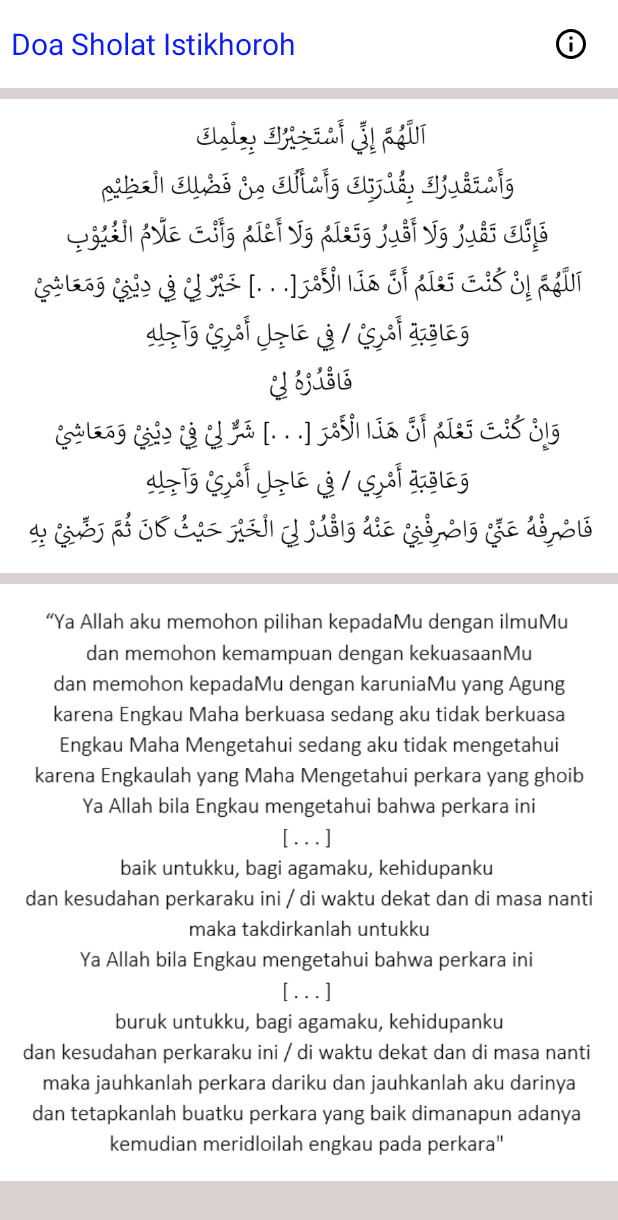
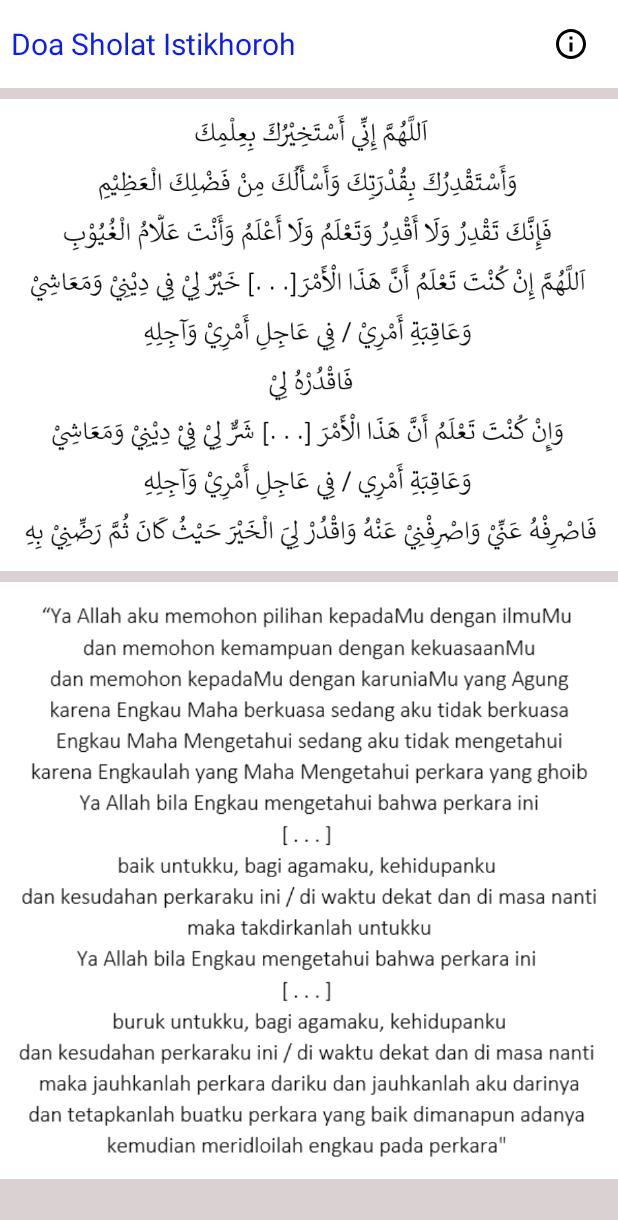
Before and after one commit to ibadguthwara/DuaCounter, an Android app: the DoaSholatIstikhoroh screen opened directly, with no data from a screen before it, on a phone screen of 412 x 824 dp. Shown: the top 1220 px of the screen. Run offline under Robolectric (Android 15) with nearby library versions, the phone set to English and light mode, and no system bars.

Commit message:
- update marginTop dan marginBottom

```diff
--- a/app/src/main/res/layout/activity_doa_mendoakan_orang_yang_sakit.xml
+++ b/app/src/main/res/layout/activity_doa_mendoakan_orang_yang_sakit.xml
@@ -70,6 +70,7 @@
                 android:layout_height="wrap_content"
                 android:orientation="vertical"
                 android:layout_marginTop="7dp"
+                android:layout_marginBottom="7dp"
                 android:background="@color/colorWhite"
                 android:padding="7dp">
                 <ImageView
--- a/app/src/main/res/layout/activity_doa_sholat_istikhoroh.xml
+++ b/app/src/main/res/layout/activity_doa_sholat_istikhoroh.xml
@@ -54,7 +54,7 @@
                 android:orientation="vertical"
                 android:layout_marginTop="7dp"
                 android:background="@color/colorWhite"
-                android:padding="10dp">
+                android:padding="7dp">
                 <ImageView
                     android:layout_width="wrap_content"
                     android:layout_height="wrap_content"
@@ -68,8 +68,9 @@
                 android:layout_height="wrap_content"
                 android:orientation="vertical"
                 android:layout_marginTop="7dp"
+                android:layout_marginBottom="7dp"
                 android:background="@color/colorWhite"
-                android:padding="10dp">
+                android:padding="7dp">
                 <ImageView
                     android:layout_width="wrap_content"
                     android:layout_height="wrap_content"
```
